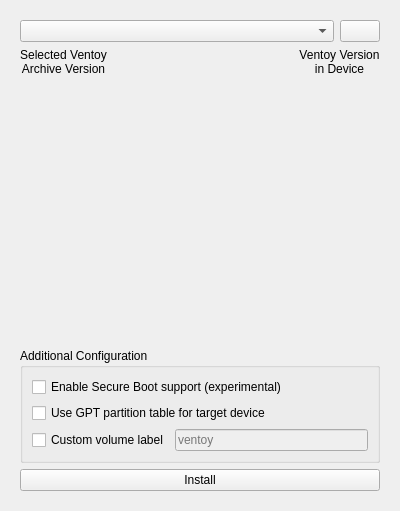
Above: widget.ui from RigoLigoRLC/deepin-ventoy-installer before the change. Below: the same form after it.
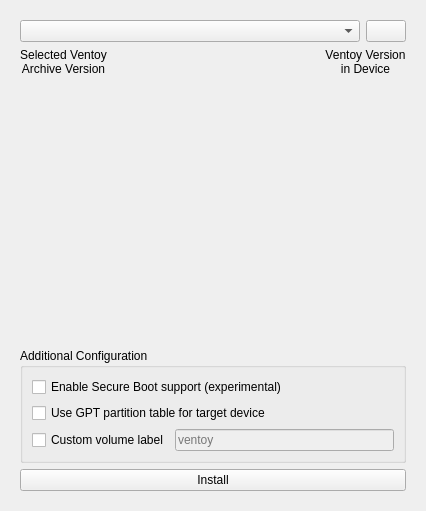
That is the form after the change. The open tabs and pages were chosen to show the change. Icons and pictures are not drawn. Custom widgets are drawn as their Qt base class.

What changed in the file:
```diff
--- a/widget.ui
+++ b/widget.ui
@@ -6,7 +6,7 @@
    <rect>
     <x>0</x>
     <y>0</y>
-    <width>400</width>
+    <width>426</width>
     <height>511</height>
    </rect>
   </property>
@@ -249,6 +249,13 @@
          </property>
         </spacer>
        </item>
+       <item>
+        <widget class="QLabel" name="lblTips">
+         <property name="text">
+          <string/>
+         </property>
+        </widget>
+       </item>
        <item>
         <widget class="QGroupBox" name="grpAdditionalConfig">
          <property name="sizePolicy">
```
Left out of the diff: 15 changed lines with no effect on the pictures.
